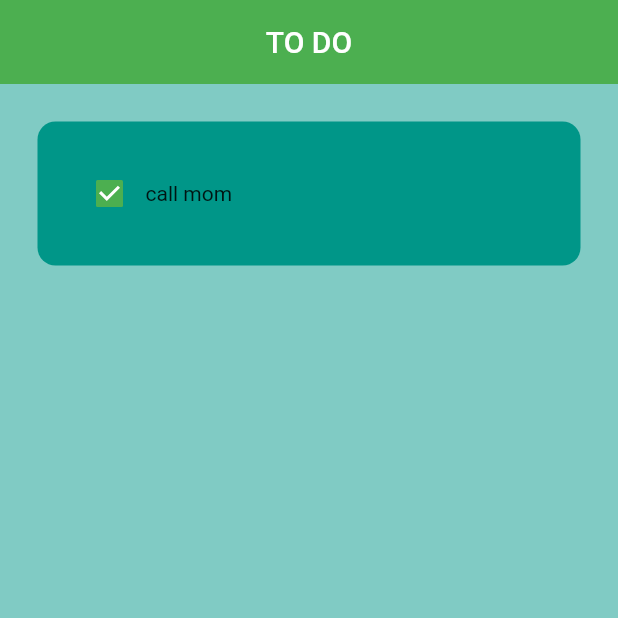
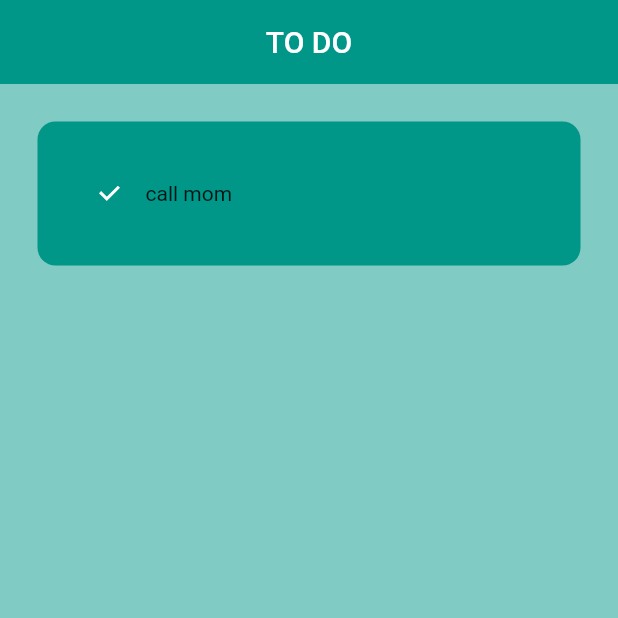
Before and after one commit to wdigba/ToDoApp, a Flutter app: the screen it shows after launch, on a phone screen of 412 x 824 dp, the top half of it. Run offline on Flutter 3.47's test engine with Material 2 defaults, Android fonts, the phone set to English and light mode, and no system bars.

Commit message:
first sketch

```diff
--- a/lib/main.dart
+++ b/lib/main.dart
@@ -14,7 +14,7 @@ class MyApp extends StatelessWidget {
       debugShowCheckedModeBanner: false,
         home: ToDoPage(),
       theme: ThemeData(
-        primarySwatch: Colors.green
+        primarySwatch: Colors.teal
       ),
     );
   }
```
